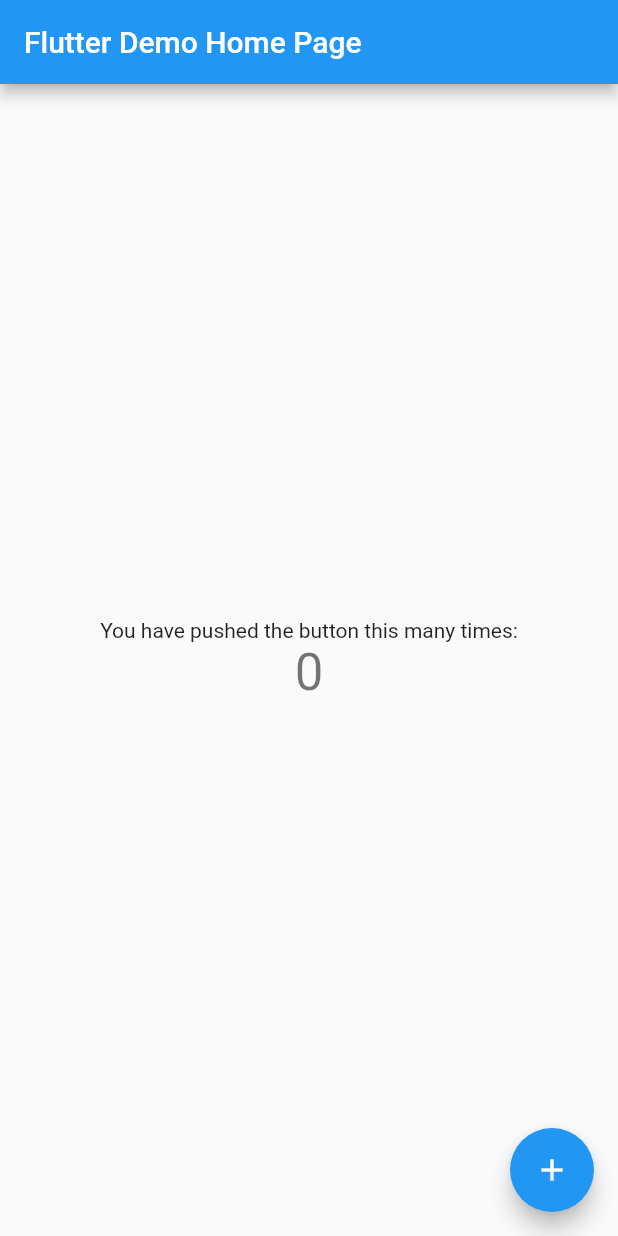
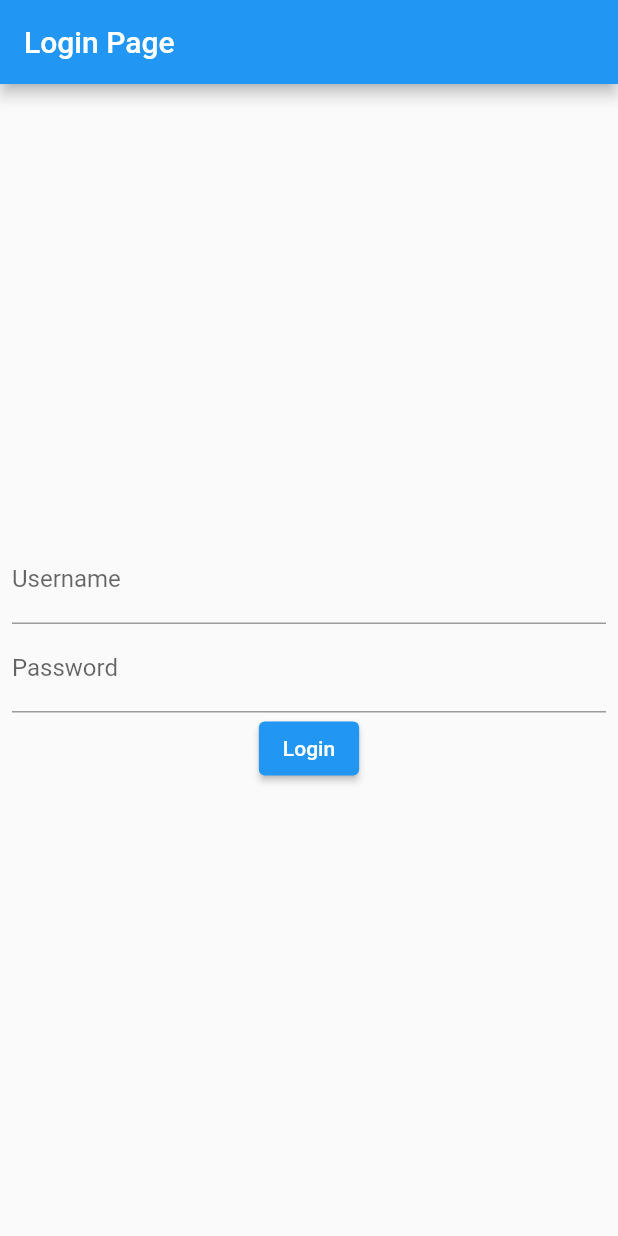
Before and after one commit to iskandarzhilmi/auronex_test, a Flutter app: the screen it shows after launch, on a phone screen of 412 x 824 dp. Run offline on Flutter 3.47's test engine with Material 2 defaults, Android fonts, the light colour scheme and no system bars; our stand-ins replace bloc, bot_toast, dio, equatable, flutter_bloc.

Commit message:
complete 2/3 of the tasks

```diff
--- /dev/null
+++ b/lib/features/home/data/models/user_model.dart
@@ -0,0 +1,31 @@
+class UserModel {
+  UserModel({
+    required this.id,
+    required this.firstName,
+    required this.lastName,
+    required this.email,
+    required this.avatar,
+  });
+
+  final int id;
+  final String firstName;
+  final String lastName;
+  final String email;
+  final String avatar;
+
+  factory UserModel.fromJson(Map<String, dynamic> json) => UserModel(
+        id: json['id'],
+        firstName: json['first_name'],
+        lastName: json['last_name'],
+        email: json['email'],
+        avatar: json['avatar'],
+      );
+
+  Map<String, dynamic> toJson() => {
+        'id': id,
+        'first_name': firstName,
+        'last_name': lastName,
+        'email': email,
+        'avatar': avatar,
+      };
+}
--- /dev/null
+++ b/lib/features/home/presentation/bloc/home_event.dart
@@ -0,0 +1,19 @@
+part of 'home_bloc.dart';
+
+abstract class HomeEvent extends Equatable {
+  const HomeEvent();
+
+  @override
+  List<Object> get props => [];
+}
+
+class HomeFetched extends HomeEvent {}
+
+class HomeUserDeleted extends HomeEvent {
+  final int id;
+
+  HomeUserDeleted({required this.id});
+
+  @override
+  List<Object> get props => [id];
+}
--- /dev/null
+++ b/lib/features/home/presentation/bloc/home_state.dart
@@ -0,0 +1,47 @@
+part of 'home_bloc.dart';
+
+class HomeStateModel extends Equatable {
+  final HomeState homeState;
+  final List<UserModel>? userList;
+
+  const HomeStateModel({required this.homeState, this.userList});
+
+  @override
+  List<Object?> get props => [homeState, userList];
+
+  factory HomeStateModel.initial() => HomeStateModel(
+        homeState: HomeLoading(),
+      );
+
+  HomeStateModel copyWith({
+    HomeState? homeState,
+    List<UserModel>? userList,
+  }) {
+    return HomeStateModel(
+      homeState: homeState ?? this.homeState,
+      userList: userList ?? this.userList,
+    );
+  }
+}
+
+abstract class HomeState extends Equatable {
+  const HomeState();
+
+  @override
+  List<Object> get props => [];
+}
+
+// class HomeInitial extends HomeState {}
+
+class HomeLoading extends HomeState {}
+
+class HomeLoaded extends HomeState {}
+
+class HomeError extends HomeState {
+  final String error;
+
+  HomeError({required this.error});
+
+  @override
+  List<Object> get props => [error];
+}
--- /dev/null
+++ b/lib/features/presentation/bloc/login_bloc.dart
@@ -0,0 +1,50 @@
+import 'package:bloc/bloc.dart';
+import 'package:bot_toast/bot_toast.dart';
+import 'package:dio/dio.dart';
+import 'package:equatable/equatable.dart';
+
+part 'login_event.dart';
+part 'login_state.dart';
+
+class LoginBloc extends Bloc<LoginEvent, LoginStateModel> {
+  LoginBloc() : super(LoginStateModel.initial()) {
+    on<LoginButtonPressed>(_onLoginButtonPressed);
+    on<LogoutButtonPressed>(_onLogoutButtonPressed);
+  }
+
+  Future<void> _onLoginButtonPressed(
+      LoginButtonPressed event, Emitter emit) async {
+    try {
+      emit(state.copyWith(
+        loginState: LoginLoading(),
+      ));
+
+      BotToast.showLoading();
+
+      var result = await Dio().post('https://reqres.in/api/login', data: {
+        'email': event.username,
+        'password': event.password,
+      });
+
+      emit(
+        state.copyWith(
+          loginState: LoginAuthenticated(),
+        ),
+      );
+    } catch (e) {
+      emit(state.copyWith(
+        loginState: LoginError(error: e.toString()),
+      ));
+      BotToast.showText(text: e.toString());
+    } finally {
+      BotToast.closeAllLoading();
+    }
+  }
+
+  Future<void> _onLogoutButtonPressed(
+      LogoutButtonPressed event, Emitter emit) async {
+    emit(state.copyWith(
+      loginState: LoginUnauthenticated(),
+    ));
+  }
+}
--- /dev/null
+++ b/lib/features/presentation/bloc/login_event.dart
@@ -0,0 +1,20 @@
+part of 'login_bloc.dart';
+
+abstract class LoginEvent extends Equatable {
+  const LoginEvent();
+
+  @override
+  List<Object> get props => [];
+}
+
+class LoginButtonPressed extends LoginEvent {
+  final String username;
+  final String password;
+
+  const LoginButtonPressed({required this.username, required this.password});
+
+  @override
+  List<Object> get props => [username, password];
+}
+
+class LogoutButtonPressed extends LoginEvent {}
--- /dev/null
+++ b/lib/features/presentation/bloc/login_state.dart
@@ -0,0 +1,44 @@
+part of 'login_bloc.dart';
+
+class LoginStateModel extends Equatable {
+  final LoginState loginState;
+
+  const LoginStateModel({required this.loginState});
+
+  @override
+  List<Object?> get props => [loginState];
+
+  factory LoginStateModel.initial() => LoginStateModel(
+        loginState: LoginInitial(),
+      );
+
+  LoginStateModel copyWith({
+    LoginState? loginState,
+  }) {
+    return LoginStateModel(
+      loginState: loginState ?? this.loginState,
+    );
+  }
+}
+
+abstract class LoginState extends Equatable {
+  @override
+  List<Object> get props => [];
+}
+
+class LoginInitial extends LoginState {}
+
+class LoginAuthenticated extends LoginState {}
+
+class LoginUnauthenticated extends LoginState {}
+
+class LoginLoading extends LoginState {}
+
+class LoginError extends LoginState {
+  final String error;
+
+  LoginError({required this.error});
+
+  @override
+  List<Object> get props => [error];
+}
--- /dev/null
+++ b/lib/features/presentation/pages/login_page.dart
@@ -0,0 +1,74 @@
+import 'dart:developer';
+
+import 'package:auronex_test/features/presentation/bloc/login_bloc.dart';
+import 'package:bot_toast/bot_toast.dart';
+import 'package:flutter/material.dart';
+import 'package:flutter_bloc/flutter_bloc.dart';
+
+import '../../home/presentation/pages/home_page.dart';
+
+class LoginPage extends StatefulWidget {
+  const LoginPage({Key? key}) : super(key: key);
+
+  @override
+  State<LoginPage> createState() => _LoginPageState();
+}
+
+class _LoginPageState extends State<LoginPage> {
+  TextEditingController usernameController = TextEditingController();
+  TextEditingController passwordController = TextEditingController();
+
+  @override
+  Widget build(BuildContext context) {
+    return BlocConsumer<LoginBloc, LoginStateModel>(
+      listener: (context, state) {
+        if (state.loginState is LoginAuthenticated) {
+          Navigator.of(context).pushReplacement(
+            MaterialPageRoute(
+              builder: (context) => HomePage(),
+            ),
+          );
+        }
+      },
+      builder: (context, state) {
+        return Scaffold(
+          appBar: AppBar(
+            title: const Text('Login Page'),
+          ),
+          body: Padding(
+            padding: const EdgeInsets.all(8.0),
+            child: Column(
+              mainAxisAlignment: MainAxisAlignment.center,
+              children: <Widget>[
+                TextField(
+                  controller: usernameController,
+                  decoration: InputDecoration(
+                    labelText: 'Username',
+                  ),
+                ),
+                TextField(
+                  controller: passwordController,
+                  obscureText: true,
+                  decoration: InputDecoration(
+                    labelText: 'Password',
+                  ),
+                ),
+                ElevatedButton(
+                  child: const Text('Login'),
+                  onPressed: () {
+                    context.read<LoginBloc>().add(
+                          LoginButtonPressed(
+                            username: usernameController.text,
+                            password: passwordController.text,
+                          ),
+                        );
+                  },
+                ),
+              ],
+            ),
+          ),
+        );
+      },
+    );
+  }
+}
--- a/lib/main.dart
+++ b/lib/main.dart
@@ -1,4 +1,13 @@
+import 'dart:developer';
+
+import 'package:auronex_test/features/home/presentation/bloc/home_bloc.dart';
+import 'package:bot_toast/bot_toast.dart';
 import 'package:flutter/material.dart';
+import 'package:flutter_bloc/flutter_bloc.dart';
+
+import 'features/home/presentation/pages/home_page.dart';
+import 'features/presentation/bloc/login_bloc.dart';
+import 'features/presentation/pages/login_page.dart';
 
 void main() {
   runApp(const MyApp());
@@ -10,97 +19,44 @@
   // This widget is the root of your application.
   @override
   Widget build(BuildContext context) {
-    return MaterialApp(
-      title: 'Flutter Demo',
-      theme: ThemeData(
-        primarySwatch: Colors.blue,
+    return MultiBlocProvider(
+      providers: [
+        BlocProvider<LoginBloc>(
+          create: (context) => LoginBloc(),
+        ),
+        BlocProvider(
+          create: (context) => HomeBloc(),
+        ),
+      ],
+      child: BlocListener<LoginBloc, LoginStateModel>(
+        listener: (context, state) {
+          log('LoginStateModel: $state');
+          if (state.loginState is LoginUnauthenticated) {
+            Navigator.of(context).pushReplacement(
+              MaterialPageRoute(
+                builder: (context) => LoginPage(),
+              ),
+            );
+          }
+          if (state.loginState is LoginAuthenticated) {
+            Navigator.pushReplacement(
+              context,
+              MaterialPageRoute(
+                builder: (context) => HomePage(),
+              ),
+            );
+          }
+        },
+        child: MaterialApp(
+          title: 'Flutter Demo',
+          theme: ThemeData(
+            primarySwatch: Colors.blue,
+          ),
+          builder: BotToastInit(),
+          navigatorObservers: [BotToastNavigatorObserver()],
+          home: const LoginPage(),
+        ),
       ),
-      home: const MyHomePage(title: 'Flutter Demo Home Page'),
     );
   }
 }
-
-class MyHomePage extends StatefulWidget {
-  const MyHomePage({Key? key, required this.title}) : super(key: key);
-
-  // This widget is the home page of your application. It is stateful, meaning
-  // that it has a State object (defined below) that contains fields that affect
-  // how it looks.
-
-  // This class is the configuration for the state. It holds the values (in this
-  // case the title) provided by the parent (in this case the App widget) and
-  // used by the build method of the State. Fields in a Widget subclass are
-  // always marked "final".
-
-  final String title;
-
-  @override
-  State<MyHomePage> createState() => _MyHomePageState();
-}
-
-class _MyHomePageState extends State<MyHomePage> {
-  int _counter = 0;
-
-  void _incrementCounter() {
-    setState(() {
-      // This call to setState tells the Flutter framework that something has
-      // changed in this State, which causes it to rerun the build method below
-      // so that the display can reflect the updated values. If we changed
-      // _counter without calling setState(), then the build method would not be
-      // called again, and so nothing would appear to happen.
-      _counter++;
-    });
-  }
-
-  @override
-  Widget build(BuildContext context) {
-    // This method is rerun every time setState is called, for instance as done
-    // by the _incrementCounter method above.
-    //
-    // The Flutter framework has been optimized to make rerunning build methods
-    // fast, so that you can just rebuild anything that needs updating rather
-    // than having to individually change instances of widgets.
-    return Scaffold(
-      appBar: AppBar(
-        // Here we take the value from the MyHomePage object that was created by
-        // the App.build method, and use it to set our appbar title.
-        title: Text(widget.title),
-      ),
-      body: Center(
-        // Center is a layout widget. It takes a single child and positions it
-        // in the middle of the parent.
-        child: Column(
-          // Column is also a layout widget. It takes a list of children and
-          // arranges them vertically. By default, it sizes itself to fit its
-          // children horizontally, and tries to be as tall as its parent.
-          //
-          // Invoke "debug painting" (press "p" in the console, choose the
-          // "Toggle Debug Paint" action from the Flutter Inspector in Android
-          // Studio, or the "Toggle Debug Paint" command in Visual Studio Code)
-          // to see the wireframe for each widget.
-          //
-          // Column has various properties to control how it sizes itself and
-          // how it positions its children. Here we use mainAxisAlignment to
-          // center the children vertically; the main axis here is the vertical
-          // axis because Columns are vertical (the cross axis would be
-          // horizontal).
-          mainAxisAlignment: MainAxisAlignment.center,
-          children: <Widget>[
-            const Text(
-              'You have pushed the button this many times:',
-            ),
-            Text(
-              '$_counter',
-              style: Theme.of(context).textTheme.headline4,
-            ),
-          ],
-        ),
-      ),
-      floatingActionButton: FloatingActionButton(
-        onPressed: _incrementCounter,
-        tooltip: 'Increment',
-        child: const Icon(Icons.add),
-      ), // This trailing comma makes auto-formatting nicer for build methods.
-    );
-  }
-}
```
Also changed, not shown: lib/features/home/presentation/bloc/home_bloc.dart (added, +87 -0 lines), lib/features/home/presentation/pages/home_page.dart (added, +195 -0 lines), pubspec.yaml (+6 -17 lines), pubspec.lock, 6 other files.
